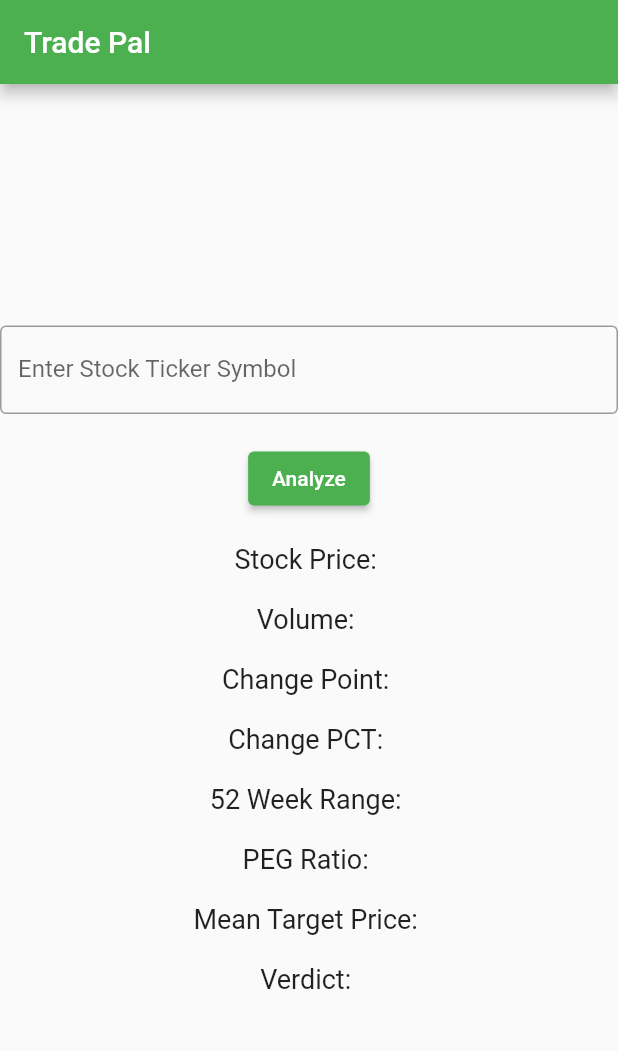
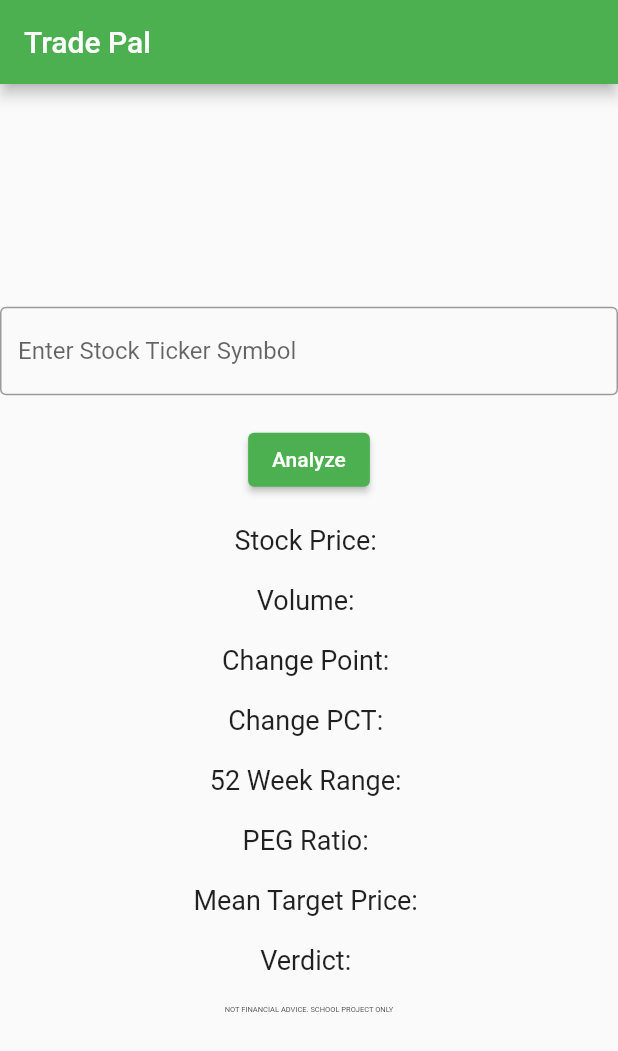
Before and after one commit to npatel0924/tradepalflutter, a Flutter app: the screen it shows after launch, on a phone screen of 412 x 824 dp. Shown: the top 1051 px of the screen. Run offline on Flutter 3.47's test engine with Material 2 defaults, Android fonts, the phone set to English and light mode, and no system bars.

Commit message:
Update main.dart

```diff
--- a/lib/main.dart
+++ b/lib/main.dart
@@ -182,6 +182,11 @@ class _MyHomePageState extends State<MyHomePage> {
           'Verdict: $_verdict',
           style: const TextStyle(fontSize: 18),
         ),
+        const SizedBox(height: 19),
+        const Text(
+          'NOT FINANCIAL ADVICE. SCHOOL PROJECT ONLY',
+          style: TextStyle(fontSize: 5),
+        ),
           ],
         ),
       ),
```
